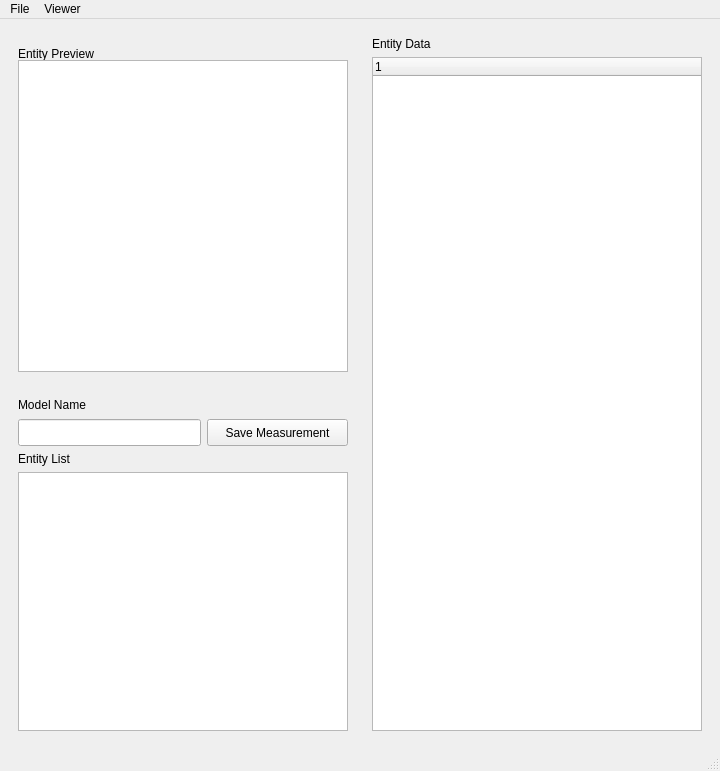
This is tools/entity_live_viewer/entity_live_viewer_form.ui in tue-robotics/ed_perception as Qt 5 draws it before an edit. The edited form follows.
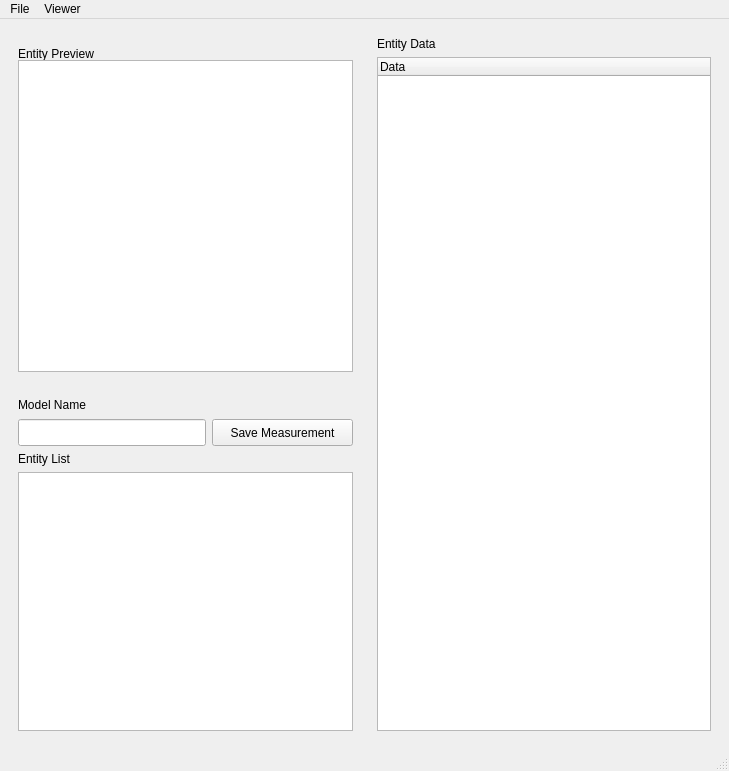
This is the edited form.

Patch:
```diff
--- a/tools/entity_live_viewer/entity_live_viewer_form.ui
+++ b/tools/entity_live_viewer/entity_live_viewer_form.ui
@@ -6,7 +6,7 @@
    <rect>
     <x>0</x>
     <y>0</y>
-    <width>720</width>
+    <width>729</width>
     <height>771</height>
    </rect>
   </property>
@@ -79,7 +79,7 @@
          </property>
          <column>
           <property name="text">
-           <string notr="true">1</string>
+           <string notr="true">Data</string>
           </property>
          </column>
         </widget>
@@ -109,6 +109,16 @@
          </property>
         </widget>
        </item>
+       <item row="1" column="0">
+        <widget class="QLineEdit" name="modelNameInput">
+         <property name="minimumSize">
+          <size>
+           <width>183</width>
+           <height>27</height>
+          </size>
+         </property>
+        </widget>
+       </item>
        <item row="1" column="1">
         <widget class="QPushButton" name="saveButton">
          <property name="minimumSize">
@@ -142,22 +152,9 @@
         </widget>
        </item>
        <item row="3" column="0" colspan="2">
-        <widget class="QListWidget" name="entityList">
-         <property name="minimumSize">
-          <size>
-           <width>301</width>
-           <height>171</height>
-          </size>
-         </property>
-        </widget>
-       </item>
-       <item row="1" column="0">
-        <widget class="QLineEdit" name="modelNameInput">
-         <property name="minimumSize">
-          <size>
-           <width>183</width>
-           <height>27</height>
-          </size>
+        <widget class="QTableWidget" name="entityTable">
+         <property name="columnCount">
+          <number>0</number>
          </property>
         </widget>
        </item>
@@ -171,7 +168,7 @@
     <rect>
      <x>0</x>
      <y>0</y>
-     <width>720</width>
+     <width>729</width>
      <height>25</height>
     </rect>
    </property>
```
